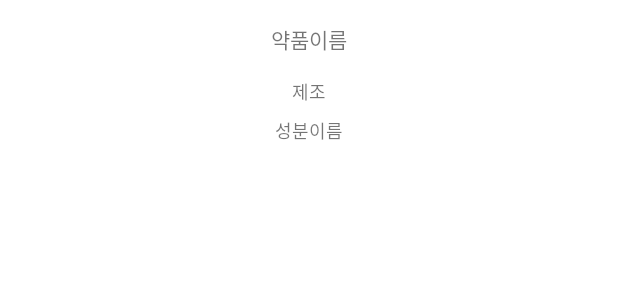
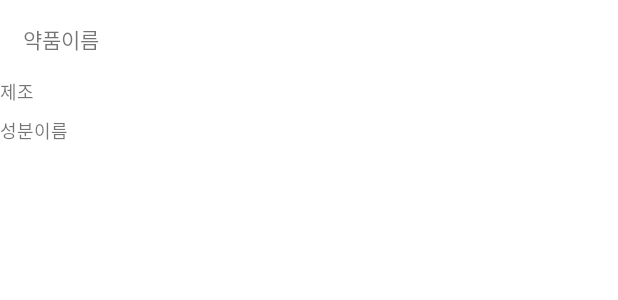
Before and after one commit to DaftenP/SDP_project, an Android app: the layout recyclerview_layout.xml on its own in the app's theme, with its tools: preview values and no code run, on a phone screen of 412 x 824 dp. Shown: the top 300 px of the screen. Run offline under Robolectric (Android 15) with nearby library versions, the phone set to English and light mode, and no system bars.

```diff
--- a/app/src/main/java/com/jpl/sdp_project/MainActivity.java
+++ b/app/src/main/java/com/jpl/sdp_project/MainActivity.java
@@ -1,5 +1,6 @@
 package com.jpl.sdp_project;
 
+import android.content.Context;
 import android.os.Bundle;
 import android.util.Log;
 import android.view.View;
@@ -32,6 +33,7 @@ public class MainActivity extends AppCompatActivity {
     protected void onCreate(Bundle savedInstanceState) {
         super.onCreate(savedInstanceState);
         setContentView(R.layout.activity_main);
+        Context context = this;
         EditText text1 = (EditText) findViewById(R.id.Edt1);
         ImageButton btn1 = (ImageButton) findViewById(R.id.Btn1);
 
@@ -52,7 +54,7 @@ public class MainActivity extends AppCompatActivity {
                         Result result = response.body();
                         Body data = result.getBody();
                         Log.d("retrofit", "Data fetch success");
-                        recyclerAdapter = new RecyclerAdapter(data.getItems());
+                        recyclerAdapter = new RecyclerAdapter(context, data.getItems());
                         recyclerView.setAdapter(recyclerAdapter);
 
                     }
--- a/app/src/main/res/layout/activity_main.xml
+++ b/app/src/main/res/layout/activity_main.xml
@@ -38,7 +38,7 @@
     <androidx.recyclerview.widget.RecyclerView
         android:id="@+id/recyclerView"
         android:layout_width="match_parent"
-        android:layout_height="349dp"
+        android:layout_height="match_parent"
         app:layout_constraintEnd_toEndOf="parent"
         app:layout_constraintStart_toStartOf="parent"
         app:layout_constraintTop_toTopOf="parent" />
--- a/app/src/main/res/layout/recyclerview_layout.xml
+++ b/app/src/main/res/layout/recyclerview_layout.xml
@@ -11,7 +11,7 @@
             <LinearLayout
                 android:layout_width="match_parent"
                 android:layout_height="match_parent"
-                android:gravity="center"
+                android:gravity="left"
                 android:orientation="vertical"
                 app:layout_constraintBottom_toBottomOf="parent"
                 app:layout_constraintEnd_toEndOf="parent"
@@ -32,9 +32,10 @@
                     android:layout_width="wrap_content"
                     android:layout_height="wrap_content"
                     android:layout_marginBottom="8dp"
-                    android:textSize="12sp"
+                    android:text="제조"
                     android:textAlignment="center"
-                    android:text="제조" />
+                    android:textSize="12sp" />
+
                 <TextView
                     android:id="@+id/entpName"
                     android:layout_width="wrap_content"
```
Also changed, not shown: app/src/main/java/com/jpl/sdp_project/NewActivity.java (+7 -4 lines), app/src/main/java/com/jpl/sdp_project/RecyclerView/RecyclerAdapter.java (+21 -11 lines).
